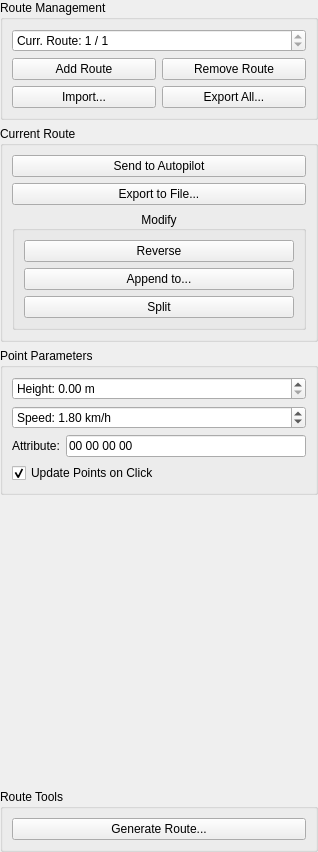
Above: userinterface/planui.ui from RISE-Dependable-Transport-Systems/WayWise before the change. Below: the same form after it.
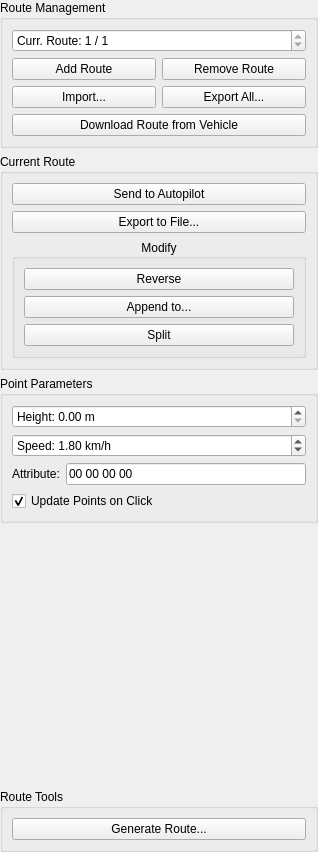
That is the form after the change.

Commit message: ControlTower can now download missions from RCCar

What changed in the file:
```diff
--- a/userinterface/planui.ui
+++ b/userinterface/planui.ui
@@ -92,6 +92,13 @@
         </item>
        </layout>
       </item>
+      <item>
+       <widget class="QPushButton" name="downloadCurrentRouteFromVehicleButton">
+        <property name="text">
+         <string>Download Route from Vehicle</string>
+        </property>
+       </widget>
+      </item>
      </layout>
     </widget>
    </item>
```
Left out of the diff: 52 changed lines with no effect on the pictures. The commit also changes 5 other files.
